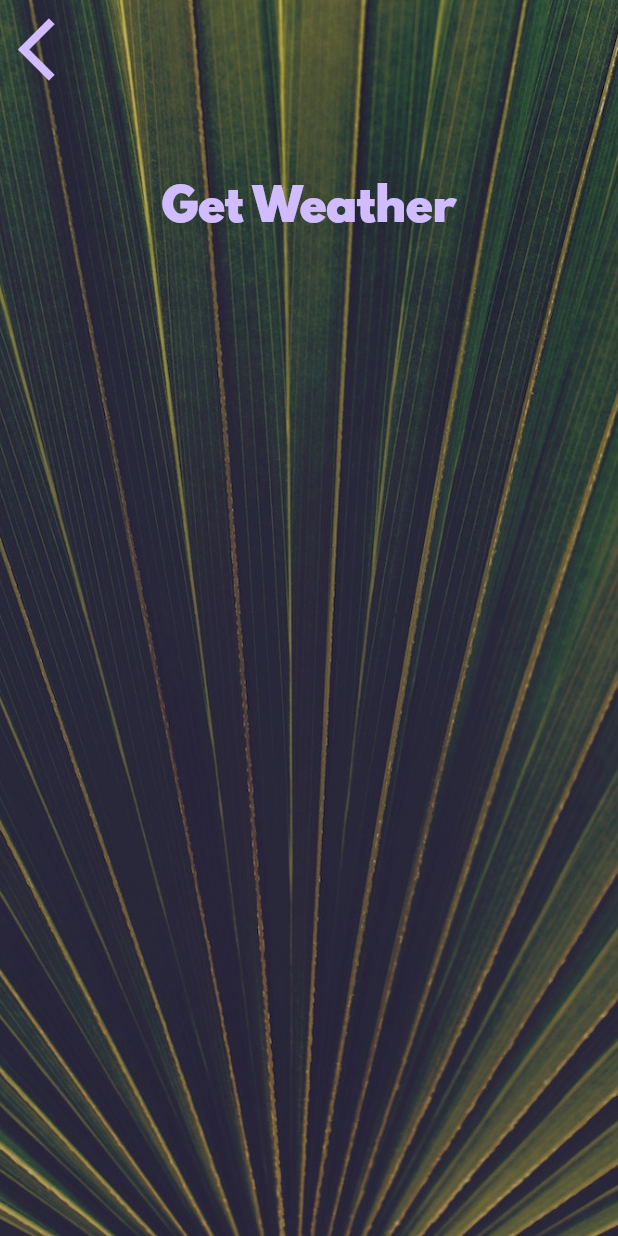
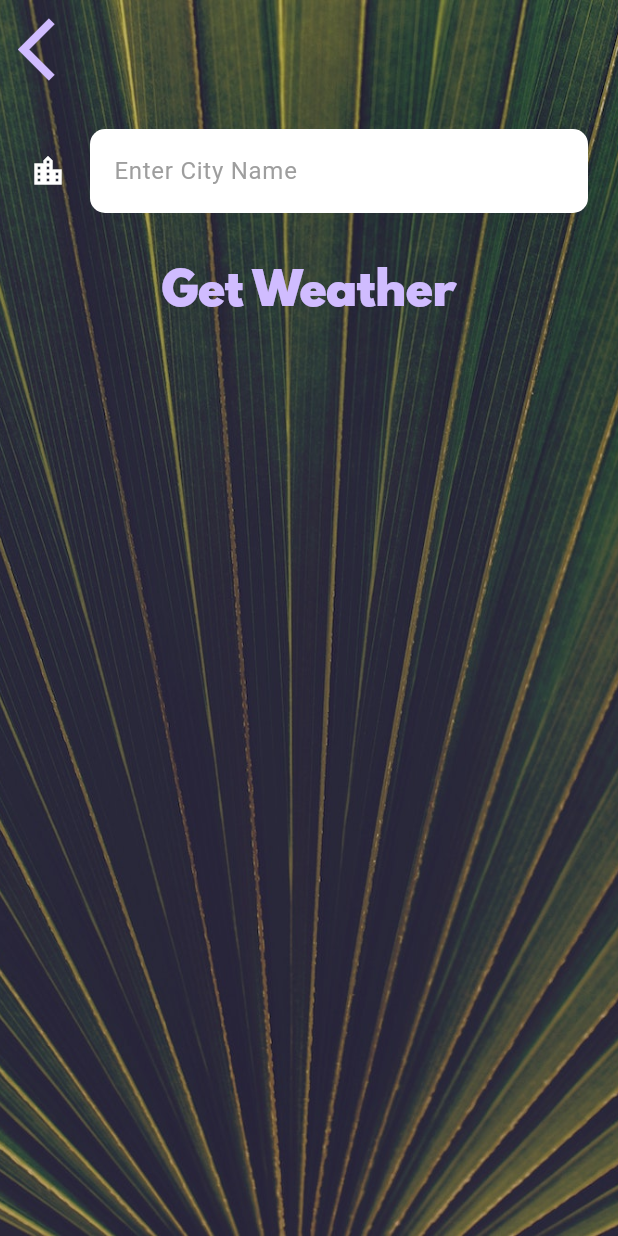
Before and after one commit to letangphuquy/Flutter-Lab-Exercises, a Flutter app: the CityScreen screen opened directly, on a phone screen of 412 x 824 dp. Run offline on Flutter 3.47's test engine with Material 3 defaults, Android fonts, the phone set to English and light mode, and no system bars; our stand-ins replace audioplayers, flutter_dotenv.

Commit message:
Lab 9: Screens without BE

```diff
--- a/lab9_clima/lib/main.dart
+++ b/lab9_clima/lib/main.dart
@@ -1,3 +1,5 @@
+import 'package:clima/screens/city_screen.dart';
+import 'package:clima/screens/location_screen.dart';
 import 'package:flutter/material.dart';
 import 'package:clima/screens/loading_screen.dart';
 import 'package:flutter_dotenv/flutter_dotenv.dart';
@@ -14,7 +16,7 @@ class MyApp extends StatelessWidget {
   Widget build(BuildContext context) {
     return MaterialApp(
       theme: ThemeData.dark(),
-      home: LoadingScreen(),
+      home: CityScreen(),
     );
   }
 }
--- a/lab9_clima/lib/screens/city_screen.dart
+++ b/lab9_clima/lib/screens/city_screen.dart
@@ -7,6 +7,8 @@ class CityScreen extends StatefulWidget {
 }
 
 class _CityScreenState extends State<CityScreen> {
+  String? cityName;
+
   @override
   Widget build(BuildContext context) {
     return Scaffold(
@@ -24,7 +26,9 @@ class _CityScreenState extends State<CityScreen> {
               Align(
                 alignment: Alignment.topLeft,
                 child: TextButton(
-                  onPressed: () {},
+                  onPressed: () {
+                    Navigator.pop(context);
+                  },
                   child: Icon(
                     Icons.arrow_back_ios,
                     size: 50.0,
@@ -33,10 +37,28 @@ class _CityScreenState extends State<CityScreen> {
               ),
               Container(
                 padding: EdgeInsets.all(20.0),
-                child: null,
+                child: TextField(
+                  style: TextStyle(color: Colors.black),
+                  decoration: InputDecoration(
+                    filled: true,
+                    fillColor: Colors.white,
+                    icon: Icon(Icons.location_city, color: Colors.white),
+                    hintText: 'Enter City Name',
+                    hintStyle: TextStyle(color: Colors.grey),
+                    border: OutlineInputBorder(
+                      borderRadius: BorderRadius.all(Radius.circular(10.0)),
+                      borderSide: BorderSide.none,
+                    ),
+                  ),
+                  onChanged: (value) {
+                    cityName = value;
+                  },
+                ),
               ),
               TextButton(
-                onPressed: () {},
+                onPressed: () {
+                  Navigator.pop(context, cityName);
+                },
                 child: Text(
                   'Get Weather',
                   style: kButtonTextStyle,
--- a/lab9_clima/lib/screens/location_screen.dart
+++ b/lab9_clima/lib/screens/location_screen.dart
@@ -16,7 +16,7 @@ class _LocationScreenState extends State<LocationScreen> {
             image: AssetImage('images/location_background.jpg'),
             fit: BoxFit.cover,
             colorFilter: ColorFilter.mode(
-                Colors.white.withOpacity(0.8), BlendMode.dstATop),
+                Colors.white.withAlpha(204), BlendMode.dstATop),
           ),
         ),
         constraints: BoxConstraints.expand(),
```
